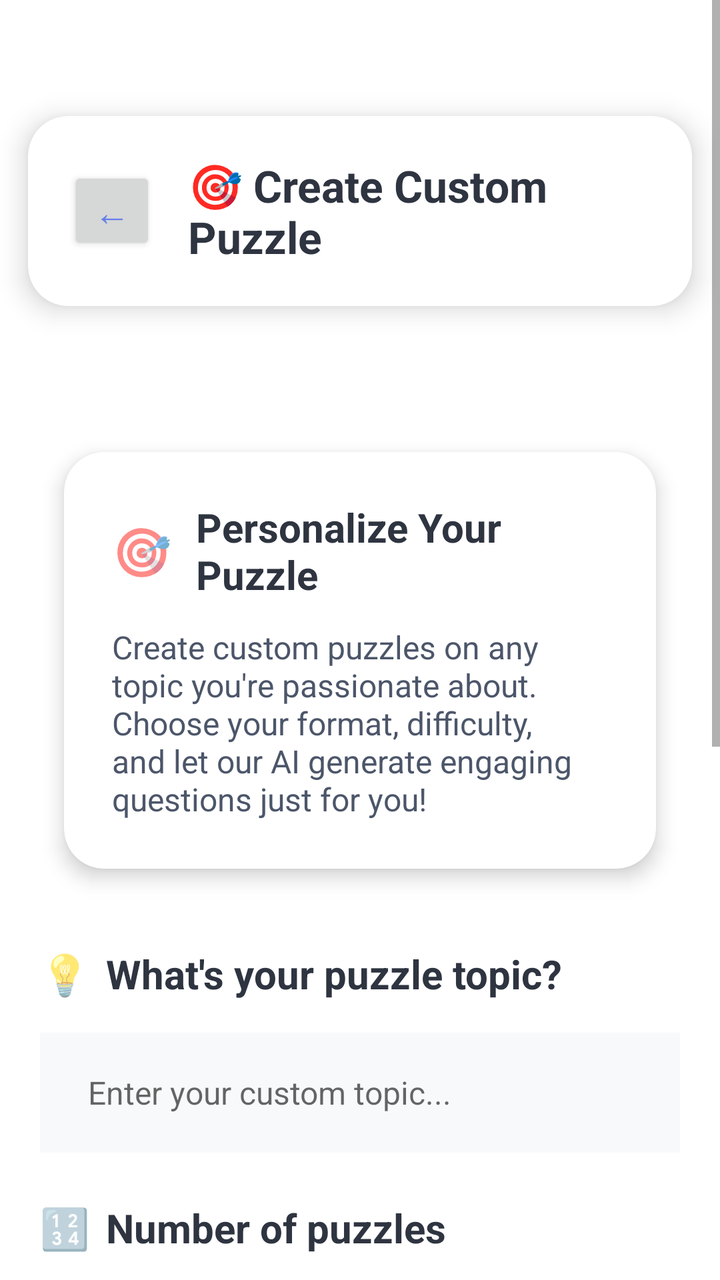
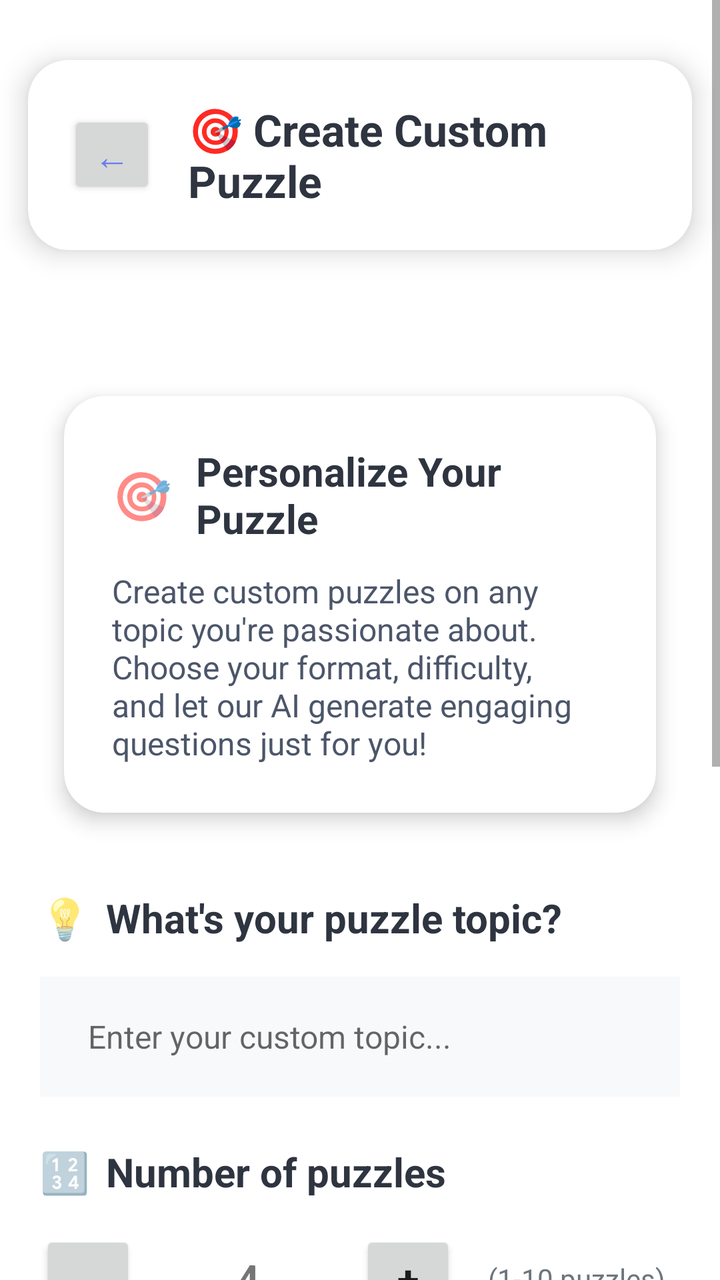

The first picture is an Android layout as it rendered before a commit; the second is the same layout after the commit. The layout source and the unified diff follow.
<!-- AndroidManifest.xml: activity theme Theme.AppCompat.Light.NoActionBar -->
<!-- res/layout/activity_create_puzzle.xml -->
<?xml version="1.0" encoding="utf-8"?>
<ScrollView xmlns:android="http://schemas.android.com/apk/res/android"
    xmlns:app="http://schemas.android.com/apk/res-auto"
    android:id="@+id/scrollView"
    android:layout_width="match_parent"
    android:layout_height="match_parent"
    android:background="@android:color/white"
    android:fillViewport="true">

    <LinearLayout
        android:layout_width="match_parent"
        android:layout_height="wrap_content"
        android:orientation="vertical">

        
        <View
            android:layout_width="match_parent"
            android:layout_height="40dp" />

        
        <androidx.cardview.widget.CardView
            android:layout_width="match_parent"
            android:layout_height="wrap_content"
            android:layout_marginBottom="20dp"
            app:cardCornerRadius="20dp"
            app:cardElevation="8dp"
            app:cardUseCompatPadding="true">

            <LinearLayout
                android:layout_width="match_parent"
                android:layout_height="wrap_content"
                android:orientation="horizontal"
                android:gravity="center_vertical"
                android:padding="20dp">

                <Button
                    android:id="@+id/backButton"
                    android:layout_width="44dp"
                    android:layout_height="44dp"
                    android:text="←"
                    android:textSize="18sp"
                    android:textColor="#667eea" />

                <TextView
                    android:layout_width="0dp"
                    android:layout_height="wrap_content"
                    android:layout_weight="1"
                    android:text="🎯 Create Custom Puzzle"
                    android:textSize="22sp"
                    android:textStyle="bold"
                    android:textColor="#2E3440"
                    android:layout_marginStart="16dp" />

            </LinearLayout>

        </androidx.cardview.widget.CardView>


        
        <LinearLayout
            android:layout_width="match_parent"
            android:layout_height="wrap_content"
            android:orientation="vertical"
            android:padding="20dp">

            
            <androidx.cardview.widget.CardView
                android:layout_width="match_parent"
                android:layout_height="wrap_content"
                android:layout_marginBottom="24dp"
                app:cardCornerRadius="20dp"
                app:cardElevation="6dp"
                app:cardUseCompatPadding="true">

                <LinearLayout
                    android:layout_width="match_parent"
                    android:layout_height="wrap_content"
                    android:orientation="vertical"
                    android:padding="24dp">

                    <LinearLayout
                        android:layout_width="match_parent"
                        android:layout_height="wrap_content"
                        android:orientation="horizontal"
                        android:gravity="center_vertical">

                        <TextView
                            android:layout_width="wrap_content"
                            android:layout_height="wrap_content"
                            android:text="🎯"
                            android:textSize="24sp" />

                        <TextView
                            android:layout_width="wrap_content"
                            android:layout_height="wrap_content"
                            android:text="Personalize Your Puzzle"
                            android:textSize="20sp"
                            android:textStyle="bold"
                            android:textColor="#2E3440"
                            android:layout_marginStart="12dp" />

                    </LinearLayout>

                    <TextView
                        android:layout_width="match_parent"
                        android:layout_height="wrap_content"
                        android:text="Create custom puzzles on any topic you're passionate about. Choose your format, difficulty, and let our AI generate engaging questions just for you!"
                        android:textSize="16sp"
                        android:textColor="#4C566A"
                        android:layout_marginTop="12dp" />

                </LinearLayout>

            </androidx.cardview.widget.CardView>

            
            <LinearLayout
                android:layout_width="match_parent"
                android:layout_height="wrap_content"
                android:orientation="vertical"
                android:layout_marginBottom="24dp">

                <LinearLayout
                    android:layout_width="match_parent"
                    android:layout_height="wrap_content"
                    android:orientation="horizontal"
                    android:gravity="center_vertical"
                    android:layout_marginBottom="16dp">

                    <TextView
                        android:layout_width="wrap_content"
                        android:layout_height="wrap_content"
                        android:text="💡"
                        android:textSize="20sp" />

                    <TextView
                        android:layout_width="wrap_content"
                        android:layout_height="wrap_content"
                        android:text="What's your puzzle topic?"
                        android:textSize="20sp"
                        android:textStyle="bold"
                        android:textColor="#2E3440"
                        android:layout_marginStart="8dp" />

                </LinearLayout>

                <EditText
                    android:id="@+id/topicInput"
                    android:layout_width="match_parent"
                    android:layout_height="60dp"
                    android:hint="Enter your custom topic..."
                    android:textSize="16sp"
                    android:paddingStart="24dp"
                    android:paddingEnd="24dp"
                    android:background="#F8F9FA"
                    android:textColor="#2E3440" />

            </LinearLayout>

            
            <LinearLayout
                android:layout_width="match_parent"
                android:layout_height="wrap_content"
                android:orientation="vertical"
                android:layout_marginBottom="24dp">

                <LinearLayout
                    android:layout_width="match_parent"
                    android:layout_height="wrap_content"
                    android:orientation="horizontal"
                    android:gravity="center_vertical"
                    android:layout_marginBottom="16dp">

                    <TextView
                        android:layout_width="wrap_content"
                        android:layout_height="wrap_content"
                        android:text="🔢"
                        android:textSize="20sp" />

                    <TextView
                        android:layout_width="wrap_content"
                        android:layout_height="wrap_content"
                        android:text="Number of puzzles"
                        android:textSize="20sp"
                        android:textStyle="bold"
                        android:textColor="#2E3440"
                        android:layout_marginStart="8dp" />

                </LinearLayout>

                <LinearLayout
                    android:layout_width="match_parent"
                    android:layout_height="wrap_content"
                    android:orientation="horizontal"
                    android:gravity="center_vertical">

                    <Button
                        android:id="@+id/decrementButton"
                        android:layout_width="48dp"
                        android:layout_height="48dp"
                        android:text="−"
                        android:textSize="24sp"
                        android:textStyle="bold" />

                    <TextView
                        android:id="@+id/numPuzzlesCounter"
                        android:layout_width="80dp"
                        android:layout_height="48dp"
                        android:layout_marginStart="16dp"
                        android:layout_marginEnd="16dp"
                        android:text="4"
                        android:gravity="center"
                        android:textSize="20sp"
                        android:textStyle="bold" />

                    <Button
                        android:id="@+id/incrementButton"
                        android:layout_width="48dp"
                        android:layout_height="48dp"
                        android:text="+"
                        android:textSize="20sp"
                        android:textStyle="bold" />

                    <TextView
                        android:layout_width="wrap_content"
                        android:layout_height="wrap_content"
                        android:layout_marginStart="16dp"
                        android:text="(1-10 puzzles)"
                        android:textSize="14sp"
                        android:textColor="#6C757D" />

                </LinearLayout>

            </LinearLayout>

            
            <LinearLayout
                android:layout_width="match_parent"
                android:layout_height="wrap_content"
                android:orientation="vertical"
                android:layout_marginBottom="24dp">

                <LinearLayout
                    android:layout_width="match_parent"
                    android:layout_height="wrap_content"
                    android:orientation="horizontal"
                    android:gravity="center_vertical"
                    android:layout_marginBottom="16dp">

                    <TextView
                        android:layout_width="wrap_content"
                        android:layout_height="wrap_content"
                        android:text="🎨"
                        android:textSize="20sp" />

                    <TextView
                        android:layout_width="wrap_content"
                        android:layout_height="wrap_content"
                        android:text="Puzzle format"
                        android:textSize="20sp"
                        android:textStyle="bold"
                        android:textColor="#2E3440"
                        android:layout_marginStart="8dp" />

                </LinearLayout>

                <Spinner
                    android:id="@+id/formatDropdown"
                    android:layout_width="match_parent"
                    android:layout_height="60dp"
                    android:background="#F8F9FA"
                    android:layout_marginBottom="8dp" />

            </LinearLayout>

            
            <LinearLayout
                android:layout_width="match_parent"
                android:layout_height="wrap_content"
                android:orientation="vertical"
                android:layout_marginBottom="32dp">

                <LinearLayout
                    android:layout_width="match_parent"
                    android:layout_height="wrap_content"
                    android:orientation="horizontal"
                    android:gravity="center_vertical"
                    android:layout_marginBottom="16dp">

                    <TextView
                        android:layout_width="wrap_content"
                        android:layout_height="wrap_content"
                        android:text="🌟"
                        android:textSize="20sp" />

                    <TextView
                        android:layout_width="wrap_content"
                        android:layout_height="wrap_content"
                        android:text="Suggested Topics"
                        android:textSize="20sp"
                        android:textStyle="bold"
                        android:textColor="#2E3440"
                        android:layout_marginStart="8dp" />

                </LinearLayout>

                <TextView
                    android:layout_width="wrap_content"
                    android:layout_height="wrap_content"
                    android:text="Tap any topic below to use it, or scroll horizontally to explore more options!"
                    android:textSize="14sp"
                    android:textColor="#6C757D"
                    android:layout_marginBottom="16dp" />

                <LinearLayout
                    android:id="@+id/sampleTopicsContainer"
                    android:layout_width="match_parent"
                    android:layout_height="wrap_content"
                    android:orientation="vertical" />

            </LinearLayout>

            
            <Button
                android:id="@+id/generateButton"
                android:layout_width="match_parent"
                android:layout_height="60dp"
                android:text="🚀 Generate Puzzle"
                android:textSize="18sp"
                android:textStyle="bold"
                android:textColor="@android:color/white"
                android:layout_marginTop="16dp" />

            
            <View
                android:layout_width="match_parent"
                android:layout_height="24dp" />

        </LinearLayout>

    </LinearLayout>

</ScrollView>
<!-- resources referenced by this layout -->
<resources>

</resources>

<!-- the commit's change to res/layout/activity_create_puzzle.xml (unified diff, before → after) -->
@@ -15,7 +15,7 @@
         
         <View
             android:layout_width="match_parent"
-            android:layout_height="40dp" />
+            android:layout_height="12dp" />
 
         
         <androidx.cardview.widget.CardView
@@ -147,7 +147,8 @@
                 <EditText
                     android:id="@+id/topicInput"
                     android:layout_width="match_parent"
-                    android:layout_height="60dp"
+                    android:layout_height="wrap_content"
+                    android:minHeight="60dp"
                     android:hint="Enter your custom topic..."
                     android:textSize="16sp"
                     android:paddingStart="24dp"
@@ -267,7 +268,8 @@
                 <Spinner
                     android:id="@+id/formatDropdown"
                     android:layout_width="match_parent"
-                    android:layout_height="60dp"
+                    android:layout_height="wrap_content"
+                    android:minHeight="60dp"
                     android:background="#F8F9FA"
                     android:layout_marginBottom="8dp" />
 
@@ -324,7 +326,8 @@
             <Button
                 android:id="@+id/generateButton"
                 android:layout_width="match_parent"
-                android:layout_height="60dp"
+                android:layout_height="wrap_content"
+                    android:minHeight="60dp"
                 android:text="🚀 Generate Puzzle"
                 android:textSize="18sp"
                 android:textStyle="bold"
